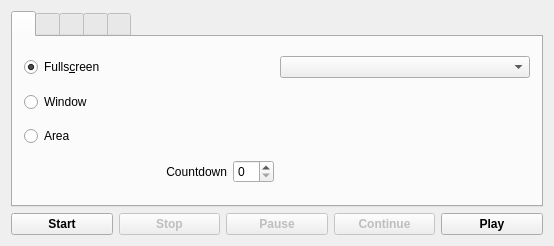
Before: the Qt Designer form mainwindow.ui in vkohaupt/vokoscreenNG, drawn with Qt 5.
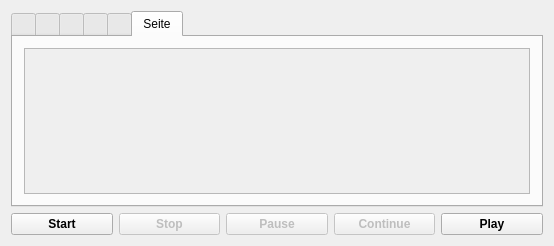
After: the same form once the commit is applied. The open tabs and pages were chosen to show the change. Icons and pictures are not drawn.

Diff of the .ui file:
```diff
--- a/mainwindow.ui
+++ b/mainwindow.ui
@@ -53,7 +53,7 @@
           <item row="1" column="0">
            <widget class="QRadioButton" name="radioButtonWindow">
             <property name="text">
-             <string>Window</string>
+             <string>Wi&amp;ndow</string>
             </property>
            </widget>
           </item>
@@ -355,6 +355,35 @@
         </item>
        </layout>
       </widget>
+      <widget class="QWidget" name="tabAvailable">
+       <attribute name="title">
+        <string>Seite</string>
+       </attribute>
+       <layout class="QVBoxLayout" name="verticalLayout_8">
+        <item>
+         <widget class="QScrollArea" name="scrollAreaAvailable">
+          <property name="widgetResizable">
+           <bool>true</bool>
+          </property>
+          <widget class="QWidget" name="scrollAreaWidgetContentsAvailable">
+           <property name="geometry">
+            <rect>
+             <x>0</x>
+             <y>0</y>
+             <width>518</width>
+             <height>141</height>
+            </rect>
+           </property>
+           <layout class="QVBoxLayout" name="verticalLayout_10">
+            <item>
+             <layout class="QVBoxLayout" name="verticalLayoutAvailable"/>
+            </item>
+           </layout>
+          </widget>
+         </widget>
+        </item>
+       </layout>
+      </widget>
      </widget>
     </item>
     <item>
```
Left out of the diff: 2 changed lines with no effect on the pictures.
